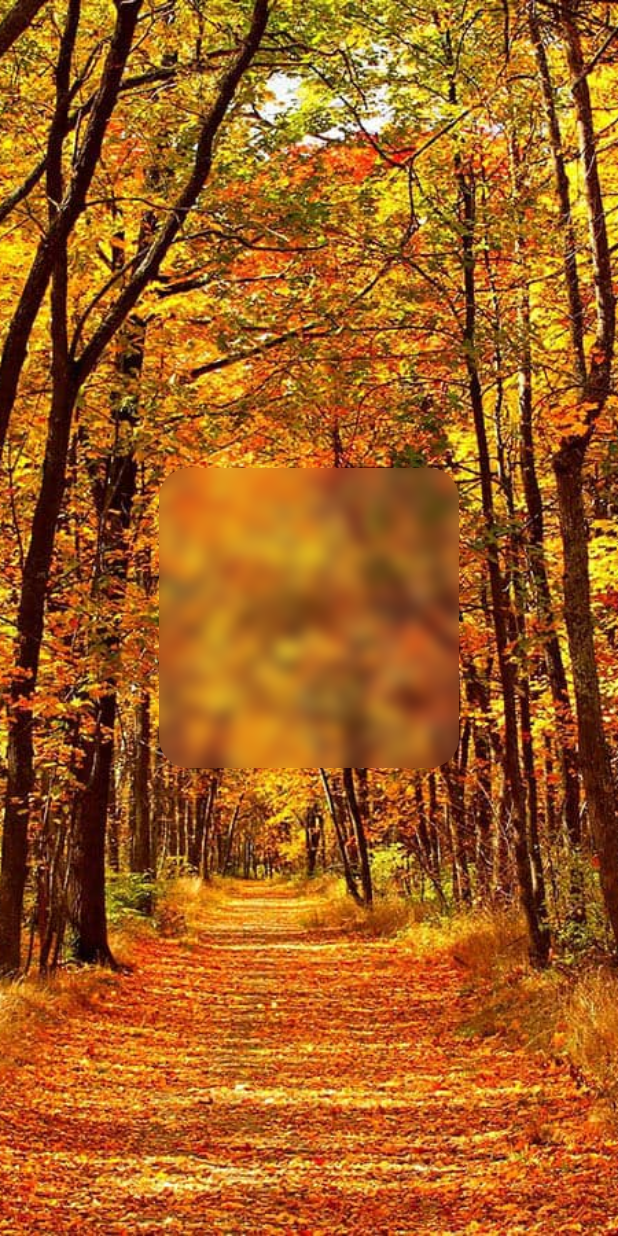
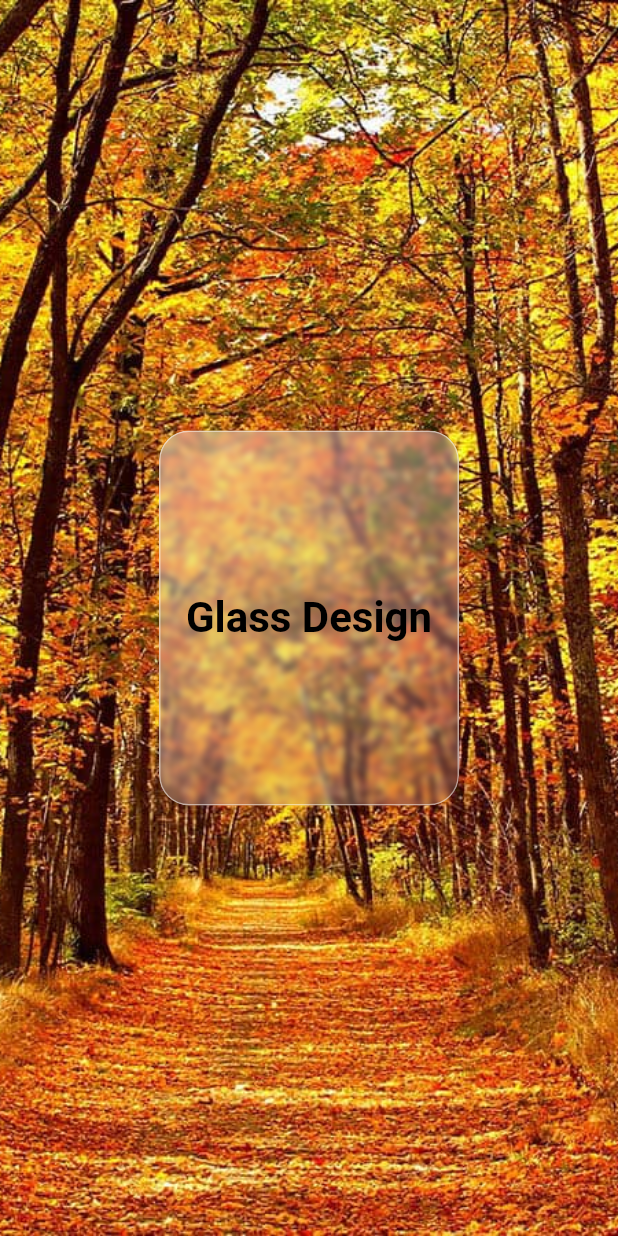
Before and after one commit to tommybarral/Glass-Design, a Flutter app: the screen it shows after launch, on a phone screen of 412 x 824 dp. Run offline on Flutter 3.47's test engine with Material 2 defaults, Android fonts, the phone set to English and light mode, and no system bars.

Commit message:
Glass Design one page

```diff
--- a/lib/homepage.dart
+++ b/lib/homepage.dart
@@ -14,8 +14,20 @@ class Homepage extends StatelessWidget {
             fit: BoxFit.cover,
           ),
         ),
-        child: Center(
-          child: GlassBox(),
+        alignment: Alignment(0, 0),
+        child: GlassBox(
+          height: 250.0,
+          width: 200.0,
+          child: Center(
+            child: Text(
+              'Glass Design',
+              style: TextStyle(
+                fontSize: 28,
+                fontWeight: FontWeight.bold,
+                color: Colors.black,
+              ),
+            ),
+          ),
         ),
       ),
     );
--- a/lib/main.dart
+++ b/lib/main.dart
@@ -1,14 +1,14 @@
 import 'package:flutter/material.dart';
 import 'homepage.dart';
 
-void main() {
-  runApp(MyApp());
-}
+void main() => runApp(MyApp());
 
 class MyApp extends StatelessWidget {
   @override
   Widget build(BuildContext context) {
     return MaterialApp(
+      // the most important widget that allow to build everything in Flutter
+      // widget le plus important qui est la base du framework Flutter
       debugShowCheckedModeBanner: false,
       home: Homepage(),
     );
--- a/lib/widgets/GlassBox.dart
+++ b/lib/widgets/GlassBox.dart
@@ -2,32 +2,66 @@ import 'dart:ui';
 import 'package:flutter/material.dart';
 
 class GlassBox extends StatelessWidget {
+  double height;
+  double width;
+  final child;
+
+  GlassBox({
+    @required this.height,
+    @required this.width,
+    @required this.child,
+  });
+
+  final _borderRadius = BorderRadius.circular(20);
+//_name allow to put a variable or a constant in private (not accessing from outside of the file)
+//_nom permet de mettre une variable ou une constante en privé (inaccessible dans un autre fichier)
+
   @override
   Widget build(BuildContext context) {
     return ClipRRect(
-      borderRadius: BorderRadius.circular(20),
+      borderRadius: _borderRadius,
       child: Container(
-        width: 200,
-        height: 200,
+        width: width,
+        height: height,
         child: Stack(
           // allow to put 2 or more elements on top of each others
           // permet de mettre 2 widgets superposé.
           children: [
-            //blur effect
-            //effet flouté
             BackdropFilter(
+              //blur effect
+              //effet flouté
               filter: ImageFilter.blur(
-                sigmaX: 5,
-                sigmaY: 5,
+                sigmaX: 2,
+                sigmaY: 2,
               ),
               child: Container(),
             ),
             //gradient effect
-
             //fusion de couleurs
-
+            Container(
+              decoration: BoxDecoration(
+                border: Border.all(
+                  color: Colors.white.withOpacity(0.5),
+                ),
+                borderRadius: _borderRadius,
+                gradient: LinearGradient(
+                  colors: [
+                    Colors.white.withOpacity(0.4),
+                    Colors.white.withOpacity(0.1),
+                  ],
+                  begin: Alignment.topLeft,
+                  end: Alignment.bottomRight,
+                ),
+              ),
+            ),
             //child
-            //ajout de widget de manière en enfant (parents de stack)
+            //ajout de widget en enfant (parents de stack)
+            Padding(
+              padding: const EdgeInsets.all(15.0),
+              // adding const before a proprety allow to reload faster, better performance
+              // ajout de const avant une propriété permet un rafraichissement et de meilleurs performances pour l'application
+              child: child,
+            ),
           ],
         ),
       ),
```
